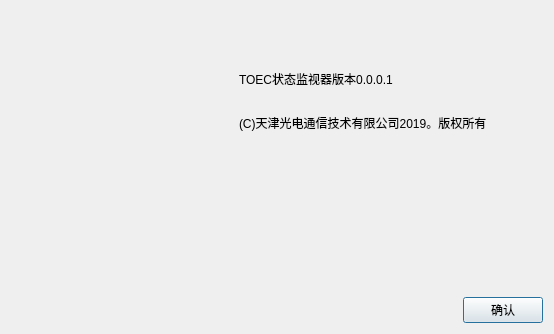
The window that tomcat/about.ui (lzk/statusmonitor) describes before a commit, drawn with Qt 5.
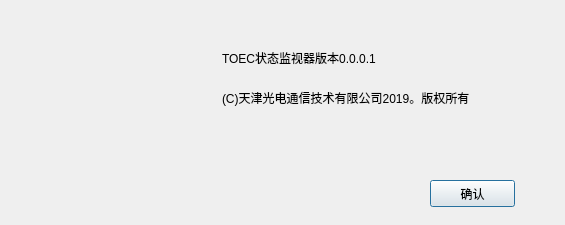
The same window after the commit. Icons and pictures are not drawn.

```diff
--- a/tomcat/about.ui
+++ b/tomcat/about.ui
@@ -6,24 +6,24 @@
    <rect>
     <x>0</x>
     <y>0</y>
-    <width>554</width>
-    <height>334</height>
+    <width>565</width>
+    <height>225</height>
    </rect>
   </property>
   <property name="windowTitle">
    <string>Dialog</string>
   </property>
-  <layout class="QVBoxLayout" name="verticalLayout_2">
-   <item>
-    <layout class="QHBoxLayout" name="horizontalLayout">
-     <item>
       <widget class="QLabel" name="label">
-       <property name="styleSheet">
-        <string notr="true">margin:50px;
-min-width:100;
-max-width:100;
-min-height:100;
-max-height:100;</string>
+   <property name="geometry">
+    <rect>
+     <x>40</x>
+     <y>20</y>
+     <width>131</width>
+     <height>131</height>
+    </rect>
+   </property>
+   <property name="autoFillBackground">
+    <bool>true</bool>
        </property>
        <property name="text">
         <string/>
@@ -31,81 +31,62 @@
        <property name="pixmap">
         <pixmap resource="image.qrc">:/image/logo.bmp</pixmap>
        </property>
-       <property name="scaledContents">
-        <bool>true</bool>
-       </property>
-      </widget>
-     </item>
-     <item>
+  </widget>
+  <widget class="QPushButton" name="btn_ok">
+   <property name="geometry">
+    <rect>
+     <x>430</x>
+     <y>180</y>
+     <width>85</width>
+     <height>27</height>
+    </rect>
+   </property>
+   <property name="text">
+    <string>确认</string>
+   </property>
+  </widget>
+  <widget class="QWidget" name="">
+   <layout class="QHBoxLayout" name="horizontalLayout_2"/>
+  </widget>
       <widget class="QWidget" name="widget" native="true">
+   <property name="geometry">
+    <rect>
+     <x>200</x>
+     <y>40</y>
+     <width>339</width>
+     <height>81</height>
+    </rect>
+   </property>
        <property name="styleSheet">
         <string notr="true">margin:10</string>
        </property>
-       <layout class="QVBoxLayout" name="verticalLayout">
-        <item>
-         <widget class="QLabel" name="label_2">
-          <property name="text">
-           <string/>
-          </property>
-         </widget>
-        </item>
-        <item>
          <widget class="QLabel" name="label_version">
+    <property name="geometry">
+     <rect>
+      <x>9</x>
+      <y>0</y>
+      <width>291</width>
+      <height>36</height>
+     </rect>
+    </property>
           <property name="text">
            <string>TOEC状态监视器版本0.0.0.1</string>
           </property>
          </widget>
-        </item>
-        <item>
          <widget class="QLabel" name="label_4">
+    <property name="geometry">
+     <rect>
+      <x>9</x>
+      <y>40</y>
+      <width>321</width>
+      <height>36</height>
+     </rect>
+    </property>
           <property name="text">
            <string>(C)天津光电通信技术有限公司2019。版权所有</string>
           </property>
          </widget>
-        </item>
-        <item>
-         <spacer name="verticalSpacer">
-          <property name="orientation">
-           <enum>Qt::Vertical</enum>
-          </property>
-          <property name="sizeHint" stdset="0">
-           <size>
-            <width>20</width>
-            <height>40</height>
-           </size>
-          </property>
-         </spacer>
-        </item>
-       </layout>
-      </widget>
-     </item>
-    </layout>
-   </item>
-   <item>
-    <layout class="QHBoxLayout" name="horizontalLayout_2">
-     <item>
-      <spacer name="horizontalSpacer">
-       <property name="orientation">
-        <enum>Qt::Horizontal</enum>
-       </property>
-       <property name="sizeHint" stdset="0">
-        <size>
-         <width>40</width>
-         <height>20</height>
-        </size>
-       </property>
-      </spacer>
-     </item>
-     <item>
-      <widget class="QPushButton" name="btn_ok">
-       <property name="text">
-        <string>确认</string>
-       </property>
-      </widget>
-     </item>
-    </layout>
-   </item>
-  </layout>
+  </widget>
  </widget>
  <resources>
   <include location="image.qrc"/>
```
Lines whose indentation alone changed are shown as unchanged.
